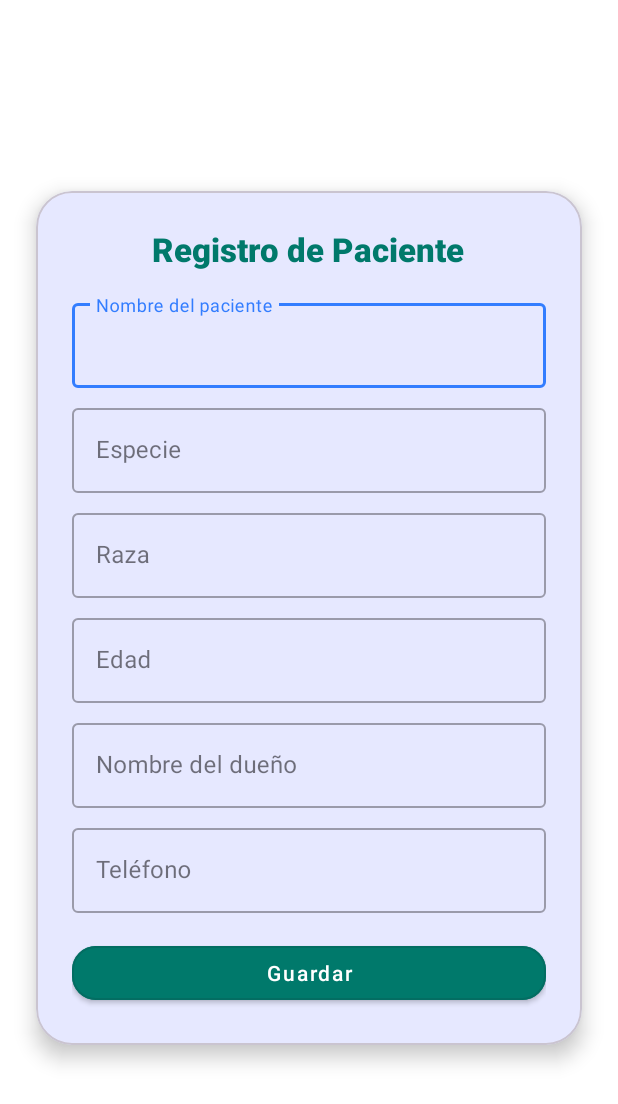
After one commit to Victor120y/Victor120y-evaluacion-practica-1-DAM, an Android app: the fragment fragment_paciente shown on its own in the app's theme, on a phone screen of 412 x 824 dp. The commit adds this screen. Shown: the top 1104 px of the screen. Run offline under Robolectric (Android 15) with nearby library versions, the phone set to English and light mode, and no system bars.

Commit message:
agregando fragmento de paciente al menu con formulario, tambien se agrego los iconos al login

```diff
--- /dev/null
+++ b/app/src/main/java/com/example/veterinaria/fragment_paciente.java
@@ -0,0 +1,64 @@
+package com.example.veterinaria;
+
+import android.os.Bundle;
+
+import androidx.fragment.app.Fragment;
+
+import android.view.LayoutInflater;
+import android.view.View;
+import android.view.ViewGroup;
+
+/**
+ * A simple {@link Fragment} subclass.
+ * Use the {@link fragment_paciente#newInstance} factory method to
+ * create an instance of this fragment.
+ */
+public class fragment_paciente extends Fragment {
+
+    // TODO: Rename parameter arguments, choose names that match
+    // the fragment initialization parameters, e.g. ARG_ITEM_NUMBER
+    private static final String ARG_PARAM1 = "param1";
+    private static final String ARG_PARAM2 = "param2";
+
+    // TODO: Rename and change types of parameters
+    private String mParam1;
+    private String mParam2;
+
+    public fragment_paciente() {
+        // Required empty public constructor
+    }
+
+    /**
+     * Use this factory method to create a new instance of
+     * this fragment using the provided parameters.
+     *
+     * @param param1 Parameter 1.
+     * @param param2 Parameter 2.
+     * @return A new instance of fragment fragment_paciente.
+     */
+    // TODO: Rename and change types and number of parameters
+    public static fragment_paciente newInstance(String param1, String param2) {
+        fragment_paciente fragment = new fragment_paciente();
+        Bundle args = new Bundle();
+        args.putString(ARG_PARAM1, param1);
+        args.putString(ARG_PARAM2, param2);
+        fragment.setArguments(args);
+        return fragment;
+    }
+
+    @Override
+    public void onCreate(Bundle savedInstanceState) {
+        super.onCreate(savedInstanceState);
+        if (getArguments() != null) {
+            mParam1 = getArguments().getString(ARG_PARAM1);
+            mParam2 = getArguments().getString(ARG_PARAM2);
+        }
+    }
+
+    @Override
+    public View onCreateView(LayoutInflater inflater, ViewGroup container,
+                             Bundle savedInstanceState) {
+        // Inflate the layout for this fragment
+        return inflater.inflate(R.layout.fragment_paciente, container, false);
+    }
+}
--- /dev/null
+++ b/app/src/main/res/drawable/ic_menu_paciente.xml
@@ -0,0 +1,5 @@
+<vector xmlns:android="http://schemas.android.com/apk/res/android" android:height="24dp" android:tint="#000000" android:viewportHeight="24" android:viewportWidth="24" android:width="24dp">
+
+    <path android:fillColor="@android:color/white" android:pathData="M18,9V7h-2V2.84C14.77,2.3 13.42,2 11.99,2C6.47,2 2,6.48 2,12s4.47,10 9.99,10C17.52,22 22,17.52 22,12c0,-1.05 -0.17,-2.05 -0.47,-3H18zM15.5,8C16.33,8 17,8.67 17,9.5S16.33,11 15.5,11S14,10.33 14,9.5S14.67,8 15.5,8zM8.5,8C9.33,8 10,8.67 10,9.5S9.33,11 8.5,11S7,10.33 7,9.5S7.67,8 8.5,8zM12,17.5c-2.33,0 -4.31,-1.46 -5.11,-3.5h10.22C16.31,16.04 14.33,17.5 12,17.5zM22,3h2v2h-2v2h-2V5h-2V3h2V1h2V3z"/>
+
+</vector>
--- /dev/null
+++ b/app/src/main/res/drawable/ic_pass.xml
@@ -0,0 +1,5 @@
+<vector xmlns:android="http://schemas.android.com/apk/res/android" android:autoMirrored="true" android:height="24dp" android:tint="#337dff" android:viewportHeight="24" android:viewportWidth="24" android:width="24dp">
+
+    <path android:fillColor="@android:color/white" android:pathData="M20,2L4,2c-1.1,0 -1.99,0.9 -1.99,2L2,22l4,-4h14c1.1,0 2,-0.9 2,-2L22,4c0,-1.1 -0.9,-2 -2,-2zM13,11h-2L11,5h2v6zM13,15h-2v-2h2v2z"/>
+
+</vector>
--- a/app/src/main/res/layout/activity_main.xml
+++ b/app/src/main/res/layout/activity_main.xml
@@ -84,7 +84,7 @@
             android:layout_height="wrap_content"
             android:layout_marginTop="16dp"
             android:text="Contraseña"
-
+            android:drawableLeft="@drawable/ic_pass"
             android:textSize="16sp" />
 
         <EditText
--- a/app/src/main/res/layout/content_home.xml
+++ b/app/src/main/res/layout/content_home.xml
@@ -22,7 +22,7 @@
         android:id="@+id/textView2"
         android:layout_width="wrap_content"
         android:layout_height="wrap_content"
-        android:text="Estas en el HOME"
+        android:text="Bienvenidos a la Veterinaria"
         tools:layout_editor_absoluteX="142dp"
         tools:layout_editor_absoluteY="184dp" />
 </androidx.constraintlayout.widget.ConstraintLayout>
--- /dev/null
+++ b/app/src/main/res/layout/fragment_paciente.xml
@@ -0,0 +1,131 @@
+<?xml version="1.0" encoding="utf-8"?>
+<androidx.constraintlayout.widget.ConstraintLayout xmlns:android="http://schemas.android.com/apk/res/android"
+    xmlns:app="http://schemas.android.com/apk/res-auto"
+    xmlns:tools="http://schemas.android.com/tools"
+    android:layout_width="match_parent"
+    android:layout_height="match_parent"
+    android:background="@color/white"
+    tools:context="fragment_paciente">
+
+    <com.google.android.material.card.MaterialCardView
+        android:id="@+id/cardPaciente"
+        android:layout_width="0dp"
+        android:layout_height="wrap_content"
+        android:layout_margin="24dp"
+        app:cardCornerRadius="24dp"
+        app:cardElevation="8dp"
+        app:layout_constraintTop_toTopOf="parent"
+        app:layout_constraintBottom_toBottomOf="parent"
+        app:layout_constraintStart_toStartOf="parent"
+        app:layout_constraintEnd_toEndOf="parent">
+
+        <LinearLayout
+            android:layout_width="match_parent"
+            android:layout_height="wrap_content"
+            android:orientation="vertical"
+            android:padding="24dp">
+
+            <TextView
+                android:id="@+id/titulo"
+                android:layout_width="wrap_content"
+                android:layout_height="wrap_content"
+                android:text="Registro de Paciente"
+                android:textSize="22sp"
+                android:textStyle="bold"
+                android:textColor="@color/teal_700"
+                android:layout_gravity="center_horizontal"
+                android:paddingBottom="16dp"/>
+
+            <com.google.android.material.textfield.TextInputLayout
+                android:layout_width="match_parent"
+                android:layout_height="wrap_content"
+                android:hint="Nombre del paciente"
+                style="@style/Widget.MaterialComponents.TextInputLayout.OutlinedBox">
+
+                <com.google.android.material.textfield.TextInputEditText
+                    android:id="@+id/edtNombrePaciente"
+                    android:layout_width="match_parent"
+                    android:layout_height="wrap_content"/>
+            </com.google.android.material.textfield.TextInputLayout>
+
+            <com.google.android.material.textfield.TextInputLayout
+                android:layout_width="match_parent"
+                android:layout_height="wrap_content"
+                android:hint="Especie"
+                style="@style/Widget.MaterialComponents.TextInputLayout.OutlinedBox"
+                android:layout_marginTop="8dp">
+
+                <com.google.android.material.textfield.TextInputEditText
+                    android:id="@+id/edtEspecie"
+                    android:layout_width="match_parent"
+                    android:layout_height="wrap_content"/>
+            </com.google.android.material.textfield.TextInputLayout>
+
+            <com.google.android.material.textfield.TextInputLayout
+                android:layout_width="match_parent"
+                android:layout_height="wrap_content"
+                android:hint="Raza"
+                style="@style/Widget.MaterialComponents.TextInputLayout.OutlinedBox"
+                android:layout_marginTop="8dp">
+
+                <com.google.android.material.textfield.TextInputEditText
+                    android:id="@+id/edtRaza"
+                    android:layout_width="match_parent"
+                    android:layout_height="wrap_content"/>
+            </com.google.android.material.textfield.TextInputLayout>
+
+            <com.google.android.material.textfield.TextInputLayout
+                android:layout_width="match_parent"
+                android:layout_height="wrap_content"
+                android:hint="Edad"
+                style="@style/Widget.MaterialComponents.TextInputLayout.OutlinedBox"
+                android:layout_marginTop="8dp">
+
+                <com.google.android.material.textfield.TextInputEditText
+                    android:id="@+id/edtEdad"
+                    android:layout_width="match_parent"
+                    android:layout_height="wrap_content"
+                    android:inputType="number"/>
+            </com.google.android.material.textfield.TextInputLayout>
+
+            <com.google.android.material.textfield.TextInputLayout
+                android:layout_width="match_parent"
+                android:layout_height="wrap_content"
+                android:hint="Nombre del dueño"
+                style="@style/Widget.MaterialComponents.TextInputLayout.OutlinedBox"
+                android:layout_marginTop="8dp">
+
+                <com.google.android.material.textfield.TextInputEditText
+                    android:id="@+id/edtNombreDueno"
+                    android:layout_width="match_parent"
+                    android:layout_height="wrap_content"/>
+            </com.google.android.material.textfield.TextInputLayout>
+
+            <com.google.android.material.textfield.TextInputLayout
+                android:layout_width="match_parent"
+                android:layout_height="wrap_content"
+                android:hint="Teléfono"
+                style="@style/Widget.MaterialComponents.TextInputLayout.OutlinedBox"
+                android:layout_marginTop="8dp">
+
+                <com.google.android.material.textfield.TextInputEditText
+                    android:id="@+id/edtTelefono"
+                    android:layout_width="match_parent"
+                    android:layout_height="wrap_content"
+                    android:inputType="phone"/>
+            </com.google.android.material.textfield.TextInputLayout>
+
+            <com.google.android.material.button.MaterialButton
+                android:id="@+id/btnGuardar"
+                android:layout_width="match_parent"
+                android:layout_height="wrap_content"
+                android:text="Guardar"
+                android:textAllCaps="false"
+                android:layout_marginTop="16dp"
+                style="@style/Widget.MaterialComponents.Button"
+                android:backgroundTint="@color/teal_700"
+                android:textColor="@android:color/white"
+                app:cornerRadius="16dp"/>
+        </LinearLayout>
+    </com.google.android.material.card.MaterialCardView>
+</androidx.constraintlayout.widget.ConstraintLayout>
--- a/app/src/main/res/menu/activity_main_drawer.xml
+++ b/app/src/main/res/menu/activity_main_drawer.xml
@@ -16,5 +16,10 @@
             android:id="@+id/nav_slideshow"
             android:icon="@drawable/ic_menu_slideshow"
             android:title="@string/menu_slideshow" />
+
+        <item
+            android:id="@+id/nav_pacientes"
+            android:icon="@drawable/ic_menu_paciente"
+            android:title="Pacientes" />
     </group>
 </menu>
--- a/app/src/main/res/navigation/mobile_navigation.xml
+++ b/app/src/main/res/navigation/mobile_navigation.xml
@@ -22,4 +22,10 @@
         android:name="com.example.veterinaria.ui.slideshow.SlideshowFragment"
         android:label="@string/menu_slideshow"
         tools:layout="@layout/fragment_slideshow" />
+
+    <fragment
+        android:id="@+id/nav_pacientes"
+        android:name="com.example.veterinaria.fragment_paciente"
+        android:label="Pacientes"
+        tools:layout="@layout/fragment_paciente" />
 </navigation>
--- a/app/src/main/res/values/colors.xml
+++ b/app/src/main/res/values/colors.xml
@@ -7,5 +7,6 @@
     <color name="grisclaro">#E0E0E0</color>
     <color name="red">#E61212</color>
     <color name="green">#4CF013</color>
+    <color name="teal_700">#00796B</color>
 
 </resources>
--- a/app/src/main/res/values/strings.xml
+++ b/app/src/main/res/values/strings.xml
@@ -12,4 +12,6 @@
     <string name="menu_home">Home</string>
     <string name="menu_gallery">Gallery</string>
     <string name="menu_slideshow">Slideshow</string>
+    <!-- TODO: Remove or change this placeholder text -->
+    <string name="hello_blank_fragment">Hello blank fragment</string>
 </resources>
```
